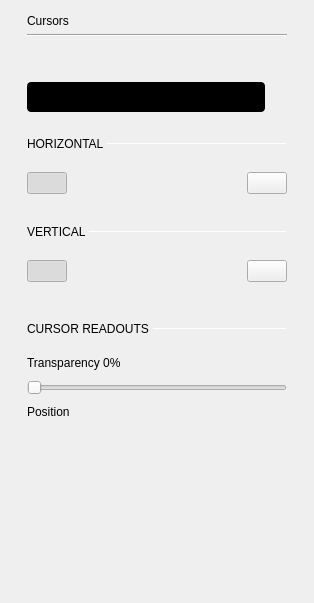
Above: ui/cursors_settings.ui from analogdevicesinc/scopy before the change. Below: the same form after it.
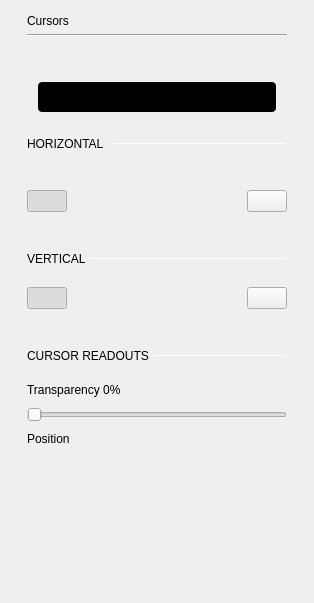
That is the form after the change. Custom widgets are drawn as their Qt base class.

Commit message: general: added cursor plugin for any DisplayPlot fixed general bugs and compatibility reworked menu IDs in tool_view

```diff
--- a/ui/cursors_settings.ui
+++ b/ui/cursors_settings.ui
@@ -123,6 +123,9 @@
          </property>
          <item>
           <widget class="QWidget" name="widgteBtnNormalTrack" native="true">
+           <property name="layoutDirection">
+            <enum>Qt::LeftToRight</enum>
+           </property>
            <layout class="QVBoxLayout" name="verticalLayout_6">
             <property name="spacing">
              <number>0</number>
@@ -156,12 +159,14 @@
              </spacer>
             </item>
             <item>
+             <layout class="QHBoxLayout" name="horizontalLayout_5">
+              <item>
              <widget class="adiscope::CustomSwitch" name="btnNormalTrack">
               <property name="enabled">
                <bool>true</bool>
               </property>
               <property name="sizePolicy">
-               <sizepolicy hsizetype="Minimum" vsizetype="Fixed">
+                 <sizepolicy hsizetype="Preferred" vsizetype="Fixed">
                 <horstretch>0</horstretch>
                 <verstretch>0</verstretch>
                </sizepolicy>
@@ -172,6 +177,12 @@
                 <height>30</height>
                </size>
               </property>
+                <property name="maximumSize">
+                 <size>
+                  <width>238</width>
+                  <height>30</height>
+                 </size>
+                </property>
               <property name="styleSheet">
                <string notr="true">QPushButton {
 min-height: 30px;
@@ -259,6 +270,8 @@
               </property>
              </widget>
             </item>
+             </layout>
+            </item>
             <item>
              <spacer name="verticalSpacer_7">
               <property name="orientation">
@@ -279,10 +292,17 @@
           </widget>
          </item>
          <item>
+          <widget class="QWidget" name="widgetHorizontal" native="true">
           <layout class="QHBoxLayout" name="horizontalLayout_4">
+            <property name="leftMargin">
+             <number>0</number>
+            </property>
            <property name="topMargin">
             <number>10</number>
            </property>
+            <property name="rightMargin">
+             <number>0</number>
+            </property>
            <item>
             <widget class="QLabel" name="label_2">
              <property name="sizePolicy">
@@ -322,6 +342,7 @@
             </widget>
            </item>
           </layout>
+          </widget>
          </item>
          <item>
           <spacer name="verticalSpacer_10">
@@ -342,10 +363,17 @@
         </layout>
        </item>
        <item>
+        <widget class="QWidget" name="widgetHorizontalBtns" native="true">
         <layout class="QVBoxLayout" name="verticalLayout_3">
          <property name="spacing">
           <number>6</number>
          </property>
+          <property name="leftMargin">
+           <number>0</number>
+          </property>
+          <property name="rightMargin">
+           <number>0</number>
+          </property>
          <item>
           <layout class="QHBoxLayout" name="horizontalLayout">
            <property name="topMargin">
@@ -390,6 +418,7 @@
           </layout>
          </item>
         </layout>
+        </widget>
        </item>
        <item>
         <widget class="QWidget" name="widgetVertical" native="true">
```
Lines whose indentation alone changed are shown as unchanged. The commit also changes 17 other files.
